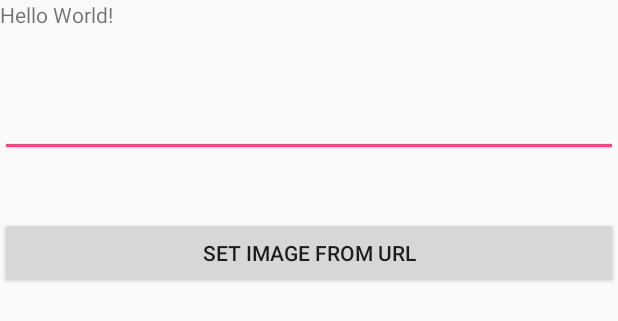
After one commit to suyimin/RxDemo, an Android app: the layout activity_rx.xml on its own in the app's theme, with its tools: preview values and no code run, on a phone screen of 412 x 824 dp. The commit adds this screen. Shown: the top 321 px of the screen. Run offline under Robolectric (Android 15) with nearby library versions, the phone set to English and light mode, and no system bars.

Commit message:
增加列表。

```diff
--- a/app/src/main/AndroidManifest.xml
+++ b/app/src/main/AndroidManifest.xml
@@ -14,6 +14,9 @@
         <activity android:name=".activity.RxDemoActivity">
 
         </activity>
+        <activity android:name=".activity.RxActivity">
+
+        </activity>
         <activity android:name=".activity.MainActivity">
             <intent-filter>
                 <action android:name="android.intent.action.MAIN" />
--- /dev/null
+++ b/app/src/main/res/layout/activity_rx.xml
@@ -0,0 +1,37 @@
+<?xml version="1.0" encoding="utf-8"?>
+<RelativeLayout xmlns:android="http://schemas.android.com/apk/res/android"
+    android:layout_width="match_parent"
+    android:layout_height="match_parent">
+
+    <TextView
+        android:id="@+id/txt_hello_world"
+        android:layout_width="wrap_content"
+        android:layout_height="wrap_content"
+        android:text="Hello World!" />
+
+    <EditText
+        android:id="@+id/editText"
+        android:layout_width="match_parent"
+        android:layout_height="wrap_content"
+        android:layout_alignParentLeft="true"
+        android:layout_alignParentStart="true"
+        android:layout_below="@+id/txt_hello_world"
+        android:layout_marginTop="40dp" />
+
+    <Button
+        android:id="@+id/button"
+        android:layout_width="match_parent"
+        android:layout_height="wrap_content"
+        android:layout_below="@+id/editText"
+        android:layout_centerHorizontal="true"
+        android:layout_marginTop="40dp"
+        android:text="Set Image From URL" />
+
+    <ImageView
+        android:id="@+id/image"
+        android:layout_width="fill_parent"
+        android:layout_height="wrap_content"
+        android:layout_below="@+id/button"
+        android:layout_margin="10dip" />
+
+</RelativeLayout>
```
Also changed, not shown: app/src/main/java/com/xdroid/rxjava/activity/MainActivity.java (+9 -4 lines), app/src/main/java/com/xdroid/rxjava/activity/RxActivity.java (added, +364 -0 lines).
